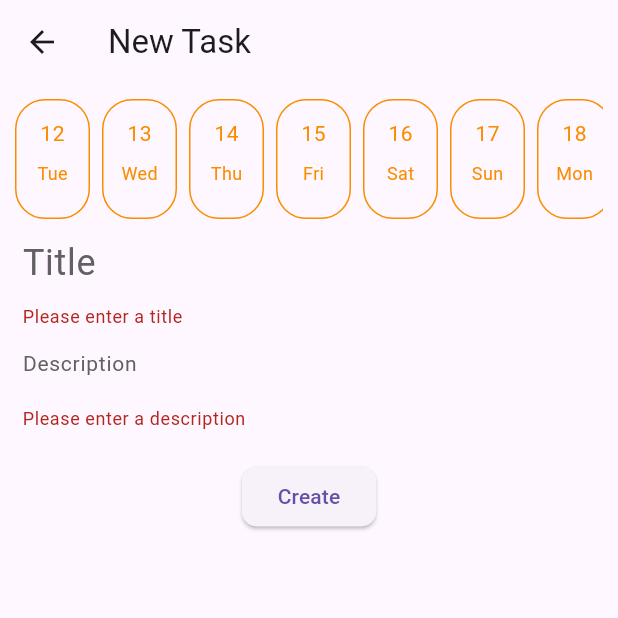
After one commit to voyzon/Nimbus, a Flutter app: the CreateTaskPage screen opened directly, after a tap on "Create", on a phone screen of 412 x 824 dp, the top half of it. The commit adds this screen. Run offline on Flutter 3.47's test engine with Material 3 defaults, Android fonts, the phone set to English and light mode, and no system bars; our stand-ins replace cloud_firestore, firebase_auth, firebase_core, flutter_markdown, google_sign_in, logger; accounts and stored records are empty; generated files the repository leaves out were written again.

Commit message:
Create new task half

```diff
--- /dev/null
+++ b/lib/screens/createTaskPage.dart
@@ -0,0 +1,210 @@
+import 'package:flutter/material.dart';
+import 'package:flutter_markdown/flutter_markdown.dart';
+import '../models/task.dart'; // Assuming your Task model is here
+
+class CreateTaskPage extends StatefulWidget {
+  @override
+  _CreateTaskPageState createState() => _CreateTaskPageState();
+}
+
+class _CreateTaskPageState extends State<CreateTaskPage> {
+  final _formKey = GlobalKey<FormState>();
+  List<DateTime> _dates = [];
+  List<bool> _selectedDates = [];
+  String _title = '';
+  String _description = '';
+
+  @override
+  void initState() {
+    super.initState();
+    DateTime now = DateTime.now();
+    DateTime lastDayOfMonth = DateTime(now.year, now.month + 1, 0);
+    _dates = _getDatesInRange(now, lastDayOfMonth);
+    _selectedDates = List.generate(_dates.length, (_) => false);
+  }
+
+  Widget _buildDateSelector() {
+    return SingleChildScrollView(
+      scrollDirection: Axis.horizontal,
+      child: Wrap(
+        spacing: 8.0,
+        runSpacing: 16.0,
+        children: List<Widget>.generate(_dates.length, (int index) {
+          return CustomChoiceChip(
+            selected: _selectedDates[index],
+            onSelected: (bool selected) {
+              setState(() {
+                _selectedDates[index] = selected;
+              });
+            },
+            day: '${_dates[index].day}',
+            dayOfWeek: _formatDayOfWeek(_dates[index].weekday),
+          );
+        }),
+      ),
+    );
+  }
+
+  String _formatDayOfWeek(int weekday) {
+    switch (weekday) {
+      case 1:
+        return 'Mon';
+      case 2:
+        return 'Tue';
+      case 3:
+        return 'Wed';
+      case 4:
+        return 'Thu';
+      case 5:
+        return 'Fri';
+      case 6:
+        return 'Sat';
+      case 7:
+        return 'Sun';
+      default:
+        return '';
+    }
+  }
+
+  void _submitTask() {
+    if (_formKey.currentState!.validate()) {
+      _formKey.currentState!.save();
+
+      // TODO: Add to db
+      Navigator.of(context).pop();
+    }
+  }
+
+  @override
+  Widget build(BuildContext context) {
+    return Scaffold(
+      appBar: AppBar(
+        title: const Text('New Task'),
+      ),
+      body: Container(
+        padding: const EdgeInsets.all(10.0),
+        child: Form(
+          key: _formKey,
+          child: Column(
+            children: <Widget>[
+              _buildDateSelector(),
+              const SizedBox(height: 5),
+              TextFormField(
+                style: const TextStyle(fontSize: 24),
+                decoration: InputDecoration(
+                  hintText: 'Title',
+                  hintStyle: TextStyle(color: Colors.grey[700]),
+                  contentPadding: const EdgeInsets.fromLTRB(5, 0, 5, 0),
+                  border: InputBorder.none,
+                ),
+                validator: (value) {
+                  if (value == null || value.isEmpty) {
+                    return 'Please enter a title';
+                  }
+                  return null;
+                },
+                onSaved: (value) {
+                  _title = value!;
+                },
+              ),
+              TextFormField(
+                style: const TextStyle(fontSize: 14),
+                decoration: InputDecoration(
+                  hintText: 'Description',
+                  hintStyle: TextStyle(color: Colors.grey[700]),
+                  contentPadding: const EdgeInsets.fromLTRB(5, 0, 5, 0),
+                  border: InputBorder.none,
+                ),
+                validator: (value) {
+                  if (value == null || value.isEmpty) {
+                    return 'Please enter a description';
+                  }
+                  return null;
+                },
+                onSaved: (value) {
+                  _description = value!;
+                },
+              ),
+              const SizedBox(height: 20),
+              ElevatedButton(
+                onPressed: _submitTask,
+                style: ElevatedButton.styleFrom(
+                  shape: RoundedRectangleBorder(
+                    borderRadius: BorderRadius.circular(10),
+                  ),
+                ),
+                child: Text('Create'),
+              ),
+            ],
+          ),
+        ),
+      ),
+    );
+  }
+}
+
+List<DateTime> _getDatesInRange(DateTime startDate, DateTime endDate) {
+  List<DateTime> dates = [];
+  for (int i = 0; startDate.add(Duration(days: i)).isBefore(endDate); i++) {
+    dates.add(startDate.add(Duration(days: i)));
+  }
+  return dates;
+}
+
+class CustomChoiceChip extends StatelessWidget {
+  final bool selected;
+  final Function(bool) onSelected;
+  final String day;
+  final String dayOfWeek;
+
+  CustomChoiceChip({
+    required this.selected,
+    required this.onSelected,
+    required this.day,
+    required this.dayOfWeek,
+  });
+
+  @override
+  Widget build(BuildContext context) {
+    return GestureDetector(
+      onTap: () {
+        onSelected(!selected);
+      },
+      child: Container(
+        width: 50.0, // Adjust width as needed
+        height: 80.0, // Adjust height as needed
+        padding: const EdgeInsets.fromLTRB(0, 12, 0, 0),
+        decoration: BoxDecoration(
+          color: selected
+              ? Colors.orange[100]
+              : Colors.transparent,
+          borderRadius: BorderRadius.circular(20.0),
+          border: Border.all(
+            color: Colors.orange[600] ?? Colors.transparent,
+            width: 1.0,
+          ),
+        ),
+        child: Column(
+          mainAxisSize: MainAxisSize.min,
+          children: [
+            Text(
+              day,
+              style: TextStyle(
+                color: Colors.orange[600],
+                fontSize: 14,
+              ),
+            ),
+            const SizedBox(height: 8),
+            Text(
+              dayOfWeek,
+              style: TextStyle(
+                color: Colors.orange[600],
+                fontSize: 12,
+              ),
+            ),
+          ],
+        ),
+      ),
+    );
+  }
+}
--- a/lib/screens/homePage.dart
+++ b/lib/screens/homePage.dart
@@ -5,6 +5,7 @@ import 'package:voyzon/authentication/authService.dart';
 import 'package:voyzon/common/taskWidget.dart';
 import 'package:voyzon/models/task.dart';
 import '../models/user.dart';
+import 'createTaskPage.dart';
 
 class HomePage extends StatelessWidget {
   final User? user;
@@ -69,6 +70,14 @@ class HomePage extends StatelessWidget {
           ],
         ),
       ),
+      floatingActionButton: FloatingActionButton(
+        onPressed: () {
+          Navigator.of(context).push(
+            MaterialPageRoute(builder: (context) => CreateTaskPage()),
+          );
+        },
+        child: const Icon(Icons.edit),
+      ),
     );
   }
 }
--- a/pubspec.yaml
+++ b/pubspec.yaml
@@ -34,6 +34,7 @@ dependencies:
   firebase_core: ^2.27.0
   flutter:
     sdk: flutter
+  flutter_markdown: ^0.6.21
   google_sign_in: ^6.2.1
   intl: ^0.19.0
   logger: ^2.1.0
```
Also changed, not shown: pubspec.lock.
